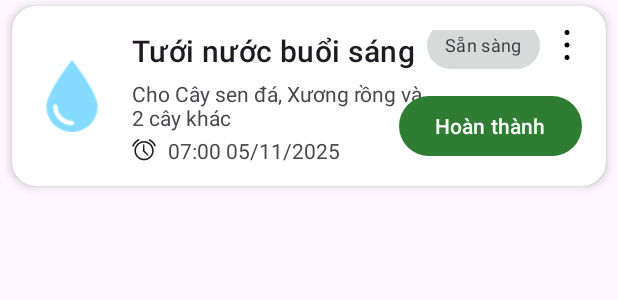
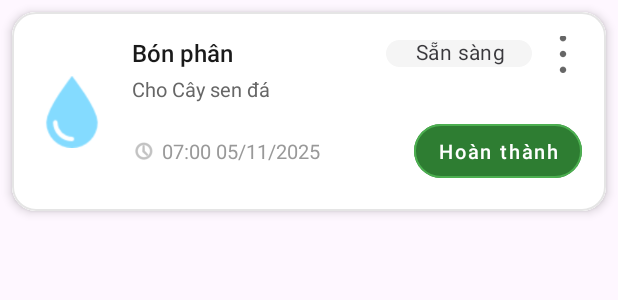
Before and after one commit to phuongnguyen1234/PlantCare, an Android app: the layout item_task.xml on its own in the app's theme, with its tools: preview values and no code run, on a phone screen of 412 x 824 dp. Shown: the top 300 px of the screen. Run offline under Robolectric (Android 15) with nearby library versions, the phone set to English and light mode, and no system bars.

Commit message:
Hoàn thện layout quản lý công việc

```diff
--- a/app/src/main/java/com/example/plantcare/utils/BindingAdapters.java
+++ b/app/src/main/java/com/example/plantcare/utils/BindingAdapters.java
@@ -78,11 +78,15 @@ public class BindingAdapters {
         if (status == null) return;
 
         int colorRes;
+        int colorText;
         if (status == Status.READY) {
-            colorRes = Color.parseColor("#B3E5FC");
+            colorRes = Color.parseColor("#E3F2FD");
+            colorText = Color.parseColor("#0D47A1");
         } else {
             colorRes = Color.parseColor("#F5F5F5");
+            colorText = Color.parseColor("#000000");
         }
+        chip.setTextColor(ColorStateList.valueOf(colorText));
         chip.setChipBackgroundColor(ColorStateList.valueOf(colorRes));
     }
     @BindingAdapter("taskTypeImage")
--- a/app/src/main/res/layout/fragment_task_detail.xml
+++ b/app/src/main/res/layout/fragment_task_detail.xml
@@ -355,6 +355,7 @@
                 android:text="Thêm"
                 app:backgroundTint="#1DB954"
                 android:paddingVertical="12dp"
+                android:layout_marginTop="24dp"
                 android:visibility="@{!viewModel.isEditMode ? View.VISIBLE : View.GONE}"
                 app:layout_constraintBottom_toBottomOf="parent"
                 app:layout_constraintStart_toStartOf="parent"
--- a/app/src/main/res/layout/item_task.xml
+++ b/app/src/main/res/layout/item_task.xml
@@ -4,122 +4,158 @@
     xmlns:tools="http://schemas.android.com/tools">
 
     <data>
-        <import type="com.example.plantcare.data.enums.Status"/>
-        <import type="android.view.View"/>
-        <variable
-            name="task"
-            type="com.example.plantcare.data.entity.Task" />
+        <import type="com.example.plantcare.data.enums.Status" />
+        <import type="android.view.View" />
+        <variable name="task" type="com.example.plantcare.data.entity.Task" />
     </data>
 
     <com.google.android.material.card.MaterialCardView
         android:layout_width="match_parent"
         android:layout_height="wrap_content"
-        android:layout_marginHorizontal="8dp"
-        android:layout_marginVertical="4dp"
-        app:cardBackgroundColor="@color/white"
+        android:layout_margin="8dp"
         app:cardCornerRadius="16dp"
         app:cardElevation="4dp"
-        app:strokeWidth="0dp">
+        app:strokeWidth="1dp"
+        app:strokeColor="#E5E5E5">
 
         <androidx.constraintlayout.widget.ConstraintLayout
             android:layout_width="match_parent"
             android:layout_height="wrap_content"
-            android:minHeight="120dp"
-            android:padding="16dp">
+            android:padding="16dp"
+            android:paddingBottom="16dp"
+            android:background="@color/white">
 
+            <!-- Icon công việc -->
             <ImageView
                 android:id="@+id/task_icon"
                 android:layout_width="48dp"
                 android:layout_height="48dp"
+                app:taskIcon="@{task.type}"
                 app:layout_constraintStart_toStartOf="parent"
                 app:layout_constraintTop_toTopOf="parent"
                 app:layout_constraintBottom_toBottomOf="parent"
-                app:taskIcon="@{task.type}"
                 tools:src="@drawable/water_drop" />
 
+            <!-- Tiêu đề -->
             <TextView
                 android:id="@+id/task_name"
                 android:layout_width="0dp"
                 android:layout_height="wrap_content"
                 android:layout_marginStart="16dp"
                 android:text="@{task.name}"
-                android:textAppearance="?attr/textAppearanceHeadline6"
+                android:textColor="#1A1A1A"
+                android:textSize="16sp"
+                android:fontFamily="sans-serif-medium"
+                android:maxLines="2"
+                android:ellipsize="end"
                 app:layout_constraintTop_toTopOf="parent"
                 app:layout_constraintStart_toEndOf="@id/task_icon"
-                app:layout_constraintEnd_toStartOf="@+id/task_status_chip"
-                app:layout_constraintBottom_toTopOf="@+id/plant_name"
-                app:layout_constraintVertical_chainStyle="packed"
-                app:layout_constraintVertical_bias="0"
-                tools:text="Tưới nước buổi sáng" />
+                app:layout_constraintEnd_toStartOf="@id/task_status_chip"
+                tools:text="Bón phân" />
 
+            <!-- Chip trạng thái -->
+            <com.google.android.material.chip.Chip
+                android:id="@+id/task_status_chip"
+                style="@style/Widget.MaterialComponents.Chip.Entry"
+                android:layout_width="wrap_content"
+                android:layout_height="34dp"
+                android:text="@{task.status.getDisplayName()}"
+                android:textSize="14sp"
+                app:chipBackgroundColor="#F5F5F5"
+                app:chipStrokeWidth="0dp"
+                app:closeIconEnabled="false"
+                app:closeIconVisible="false"
+                app:chipStartPadding="12dp"
+                app:chipEndPadding="12dp"
+                android:clickable="false"
+                android:focusable="false"
+                android:longClickable="false"
+                app:rippleColor="@android:color/transparent"
+                app:chipSurfaceColor="@android:color/transparent"
+                app:layout_constraintTop_toTopOf="@id/task_name"
+                app:layout_constraintBottom_toBottomOf="@id/task_name"
+                app:layout_constraintEnd_toStartOf="@id/task_menu"
+                android:layout_marginEnd="8dp"
+                tools:text="Sẵn sàng"
+                app:chipStatusColor="@{task.status}"/>
+
+
+            <!-- Nút menu 3 chấm (đúng vị trí như ảnh gốc) -->
+            <ImageButton
+                android:id="@+id/task_menu"
+                android:layout_width="25dp"
+                android:layout_height="25dp"
+                android:src="@drawable/menu_dots_vertical"
+                android:scaleType="centerInside"
+                android:background="?attr/selectableItemBackgroundBorderless"
+                app:tint="#666666"
+                app:layout_constraintTop_toTopOf="parent"
+                app:layout_constraintBottom_toBottomOf="@id/task_name"
+                app:layout_constraintEnd_toEndOf="parent" />
+
+            <!-- Tên cây -->
             <TextView
                 android:id="@+id/plant_name"
                 android:layout_width="0dp"
                 android:layout_height="wrap_content"
-                tools:text="Cho Cây sen đá, Xương rồng và 2 cây khác"
-                android:layout_marginBottom="4dp"
-                app:layout_constraintBottom_toTopOf="@+id/time_icon"
-                app:layout_constraintStart_toStartOf="@+id/task_name"
-                app:layout_constraintEnd_toEndOf="@+id/task_name"/>
+                android:layout_marginTop="4dp"
+                android:textColor="#666666"
+                android:textSize="13sp"
+                android:maxLines="2"
+                android:ellipsize="end"
+                app:layout_constraintTop_toBottomOf="@id/task_name"
+                app:layout_constraintStart_toStartOf="@id/task_name"
+                app:layout_constraintEnd_toEndOf="parent"
+                tools:text="Cho Cây sen đá" />
 
+            <!-- Thời gian -->
             <ImageView
                 android:id="@+id/time_icon"
                 android:layout_width="16dp"
                 android:layout_height="16dp"
-                android:src="@android:drawable/ic_lock_idle_alarm"
-                app:tint="?attr/colorOnSurface"
-                app:layout_constraintBottom_toBottomOf="parent"
-                app:layout_constraintStart_toStartOf="@id/task_name" />
+                android:src="@android:drawable/ic_menu_recent_history"
+                app:tint="#999999"
+                app:layout_constraintStart_toStartOf="@id/plant_name"
+                app:layout_constraintTop_toTopOf="@id/task_time"
+                app:layout_constraintBottom_toBottomOf="@id/task_time" />
 
             <TextView
                 android:id="@+id/task_time"
                 android:layout_width="wrap_content"
                 android:layout_height="wrap_content"
-                android:layout_marginStart="8dp"
+                android:layout_marginStart="4dp"
+                android:layout_marginTop="8dp"
+                android:textColor="#999999"
+                android:textSize="13sp"
                 app:formattedDateTime="@{task.notifyTime}"
-                tools:text="07:00 05/11/2025"
+                app:layout_constraintTop_toBottomOf="@id/plant_name"
                 app:layout_constraintStart_toEndOf="@id/time_icon"
-                app:layout_constraintBottom_toBottomOf="@id/time_icon"
-                app:layout_constraintTop_toTopOf="@id/time_icon" />
+                app:layout_constraintBottom_toBottomOf="parent"
+                tools:text="07:00 05/11/2025" />
 
-            <com.google.android.material.chip.Chip
-                android:id="@+id/task_status_chip"
-                style="@style/Widget.MaterialComponents.Chip.Action"
-                android:layout_width="wrap_content"
-                android:layout_height="wrap_content"
-                android:text="@{task.status.getDisplayName()}"
-                app:chipMinHeight="32dp"
-                android:textSize="12sp"
-                app:chipStatusColor="@{task.status}"
-                app:layout_constraintTop_toTopOf="@+id/task_menu"
-                app:layout_constraintBottom_toBottomOf="@+id/task_menu"
-                app:layout_constraintEnd_toStartOf="@+id/task_menu"
-                android:layout_marginEnd="8dp"
-                tools:text="Sẵn sàng" />
-
-            <ImageButton
-                android:id="@+id/task_menu"
-                android:layout_width="20dp"
-                android:layout_height="20dp"
-                android:src="@drawable/menu_dots_vertical"
-                android:scaleType="centerInside"
-                android:background="?attr/selectableItemBackgroundBorderless"
-                app:layout_constraintEnd_toEndOf="parent"
-                app:layout_constraintTop_toTopOf="parent"
-                app:tint="@android:color/black"/>
-
+            <!-- Nút Hoàn thành -->
             <com.google.android.material.button.MaterialButton
                 android:id="@+id/complete_button"
+                style="@style/Widget.MaterialComponents.Button.OutlinedButton"
                 android:layout_width="wrap_content"
                 android:layout_height="wrap_content"
                 android:text="Hoàn thành"
+                android:textSize="13sp"
                 app:backgroundTint="@color/title_color"
+                android:textAllCaps="false"
+                app:strokeColor="#4CAF50"
+                app:strokeWidth="1.5dp"
+                app:cornerRadius="18dp"
+                android:textColor="@color/white"
+                app:iconTint="#4CAF50"
+                app:iconGravity="textStart"
+                app:iconPadding="4dp"
                 android:visibility="@{task.status == Status.READY ? View.VISIBLE : View.GONE}"
-                tools:visibility="visible"
                 app:layout_constraintEnd_toEndOf="parent"
-                app:layout_constraintBottom_toBottomOf="parent"/>
+                app:layout_constraintTop_toTopOf="@id/task_time"
+                app:layout_constraintBottom_toBottomOf="@id/task_time"
+                tools:visibility="visible" />
 
         </androidx.constraintlayout.widget.ConstraintLayout>
-
     </com.google.android.material.card.MaterialCardView>
 </layout>
```
